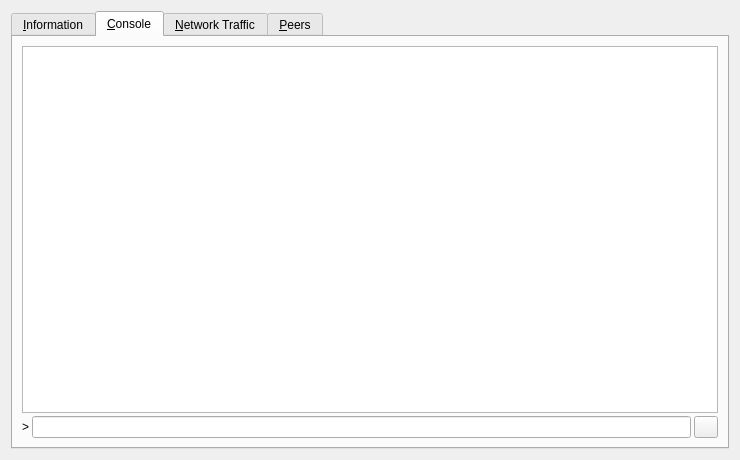
Old version of the form src/qt/forms/debugwindow.ui in the repository bitprim/bitcoin.
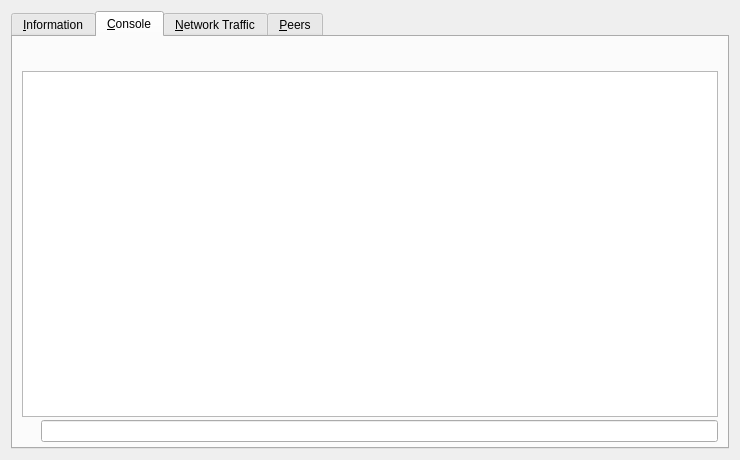
New version of the form. The open tabs and pages were chosen to show the change. Icons and pictures are not drawn. Custom widgets are drawn as their Qt base class.

```diff
--- a/src/qt/forms/debugwindow.ui
+++ b/src/qt/forms/debugwindow.ui
@@ -424,6 +424,125 @@
        <property name="spacing">
         <number>3</number>
        </property>
+       <property name="bottomMargin">
+        <number>5</number>
+       </property>
+       <item>
+        <layout class="QHBoxLayout" name="horizontalLayout">
+         <property name="spacing">
+          <number>4</number>
+         </property>
+         <item>
+          <spacer name="horizontalSpacer">
+           <property name="orientation">
+            <enum>Qt::Horizontal</enum>
+           </property>
+           <property name="sizeHint" stdset="0">
+            <size>
+             <width>40</width>
+             <height>20</height>
+            </size>
+           </property>
+          </spacer>
+         </item>
+         <item>
+          <widget class="QPushButton" name="fontSmallerButton">
+           <property name="maximumSize">
+            <size>
+             <width>24</width>
+             <height>24</height>
+            </size>
+           </property>
+           <property name="text">
+            <string/>
+           </property>
+           <property name="toolTip">
+            <string>Decrease font size</string>
+           </property>
+           <property name="icon">
+            <iconset resource="../bitcoin.qrc">
+             <normaloff>:/icons/fontsmaller</normaloff>:/icons/fontsmaller</iconset>
+           </property>
+           <property name="iconSize">
+            <size>
+             <width>24</width>
+             <height>16</height>
+            </size>
+           </property>
+           <property name="autoDefault">
+            <bool>false</bool>
+           </property>
+           <property name="flat">
+            <bool>true</bool>
+           </property>
+          </widget>
+         </item>
+         <item>
+          <widget class="QPushButton" name="fontBiggerButton">
+           <property name="maximumSize">
+            <size>
+             <width>24</width>
+             <height>24</height>
+            </size>
+           </property>
+           <property name="toolTip">
+            <string>Increase font size</string>
+           </property>
+           <property name="text">
+            <string/>
+           </property>
+           <property name="icon">
+            <iconset resource="../bitcoin.qrc">
+             <normaloff>:/icons/fontbigger</normaloff>:/icons/fontbigger</iconset>
+           </property>
+           <property name="iconSize">
+            <size>
+             <width>24</width>
+             <height>16</height>
+            </size>
+           </property>
+           <property name="autoDefault">
+            <bool>false</bool>
+           </property>
+           <property name="flat">
+            <bool>true</bool>
+           </property>
+          </widget>
+         </item>
+         <item>
+          <widget class="QPushButton" name="clearButton">
+           <property name="maximumSize">
+            <size>
+             <width>24</width>
+             <height>24</height>
+            </size>
+           </property>
+           <property name="toolTip">
+            <string>Clear console</string>
+           </property>
+           <property name="layoutDirection">
+            <enum>Qt::LeftToRight</enum>
+           </property>
+           <property name="text">
+            <string/>
+           </property>
+           <property name="icon">
+            <iconset resource="../bitcoin.qrc">
+             <normaloff>:/icons/remove</normaloff>:/icons/remove</iconset>
+           </property>
+           <property name="shortcut">
+            <string notr="true">Ctrl+L</string>
+           </property>
+           <property name="autoDefault">
+            <bool>false</bool>
+           </property>
+           <property name="flat">
+            <bool>true</bool>
+           </property>
+          </widget>
+         </item>
+        </layout>
+       </item>
        <item>
         <widget class="QTextEdit" name="messagesWidget">
          <property name="minimumSize">
@@ -444,25 +563,18 @@
         </widget>
        </item>
        <item>
-        <layout class="QHBoxLayout" name="horizontalLayout">
+        <layout class="QHBoxLayout" name="horizontalLayoutPrompt">
          <property name="spacing">
           <number>3</number>
          </property>
          <item>
-          <widget class="QLabel" name="label">
-           <property name="text">
-            <string notr="true">&gt;</string>
+          <widget class="QPushButton" name="promptIcon">
+           <property name="enabled">
+            <bool>false</bool>
            </property>
-          </widget>
-         </item>
-         <item>
-          <widget class="QLineEdit" name="lineEdit"/>
-         </item>
-         <item>
-          <widget class="QPushButton" name="clearButton">
            <property name="maximumSize">
             <size>
-             <width>24</width>
+             <width>16</width>
              <height>24</height>
             </size>
            </property>
@@ -476,11 +588,24 @@
             <iconset resource="../bitcoin.qrc">
              <normaloff>:/icons/remove</normaloff>:/icons/remove</iconset>
            </property>
-           <property name="shortcut">
-            <string notr="true">Ctrl+L</string>
+           <property name="iconSize">
+            <size>
+             <width>14</width>
+             <height>14</height>
+            </size>
            </property>
            <property name="autoDefault">
             <bool>false</bool>
+           </property>
+           <property name="flat">
+            <bool>true</bool>
+           </property>
+          </widget>
+         </item>
+         <item>
+          <widget class="QLineEdit" name="lineEdit">
+           <property name="placeholderText">
+            <string/>
            </property>
           </widget>
          </item>
```
Left out of the diff: 96 changed lines with no effect on the pictures.
